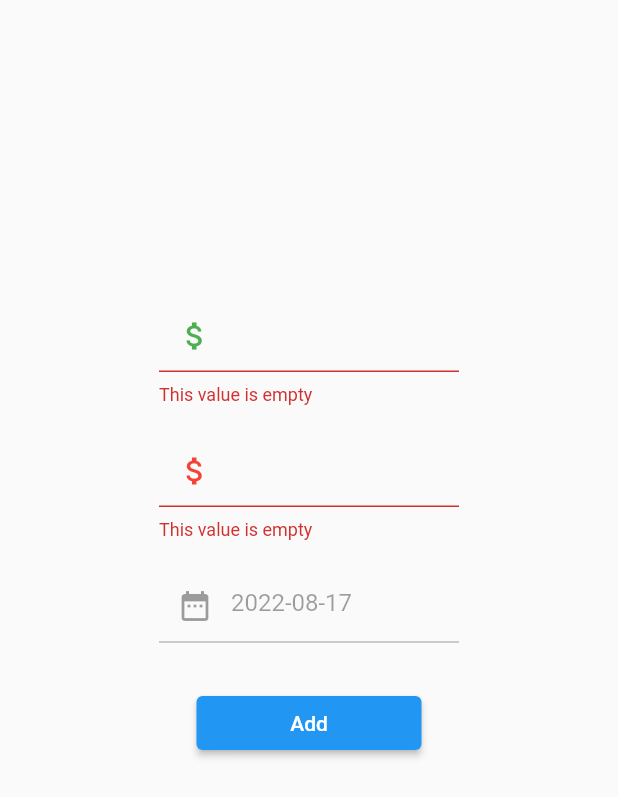
After one commit to Modather-ali/money_manager, a Flutter app: the AddScreen screen opened directly, after a tap on "Add", on a phone screen of 412 x 824 dp. The commit adds this screen. Shown: the top 797 px of the screen. Run offline on Flutter 3.47's test engine with Material 2 defaults, Android fonts, the phone set to English and light mode, and no system bars; our stand-ins replace cloud_firestore, firebase_auth, firebase_core, fl_chart, get, google_sign_in; accounts and stored records are empty.

Commit message:
new update

```diff
--- /dev/null
+++ b/lib/screens/add_screen.dart
@@ -0,0 +1,153 @@
+import 'package:flutter/material.dart';
+import 'package:get/get.dart';
+import 'package:money_counter/screens/chart_screen.dart';
+
+import '../service/cloud_firestore.dart';
+
+class AddScreen extends StatefulWidget {
+  const AddScreen({super.key});
+
+  @override
+  State<AddScreen> createState() => _AddScreenState();
+}
+
+class _AddScreenState extends State<AddScreen> {
+  final TextEditingController _income = TextEditingController();
+  final TextEditingController _outcome = TextEditingController();
+  final TextEditingController _date = TextEditingController();
+
+  final GlobalKey<FormState> _formKey = GlobalKey<FormState>();
+
+  @override
+  void initState() {
+    _date.text = DateTime.now().toString().split(" ")[0];
+    super.initState();
+  }
+
+  @override
+  Widget build(BuildContext context) {
+    return Scaffold(
+      body: SingleChildScrollView(
+        child: Form(
+          key: _formKey,
+          child: Column(
+            crossAxisAlignment: CrossAxisAlignment.center,
+            children: [
+              const SizedBox(
+                height: 200,
+                width: double.infinity,
+              ),
+              _moneyTextFormField(
+                color: Colors.green,
+                controller: _income,
+              ),
+              const SizedBox(
+                height: 20,
+              ),
+              _moneyTextFormField(
+                controller: _outcome,
+                color: Colors.red,
+              ),
+              const SizedBox(
+                height: 20,
+              ),
+              InkWell(
+                onTap: () {
+                  showDatePicker(
+                    context: context,
+                    firstDate: DateTime(2000),
+                    lastDate: DateTime(2999),
+                    initialDate: DateTime.now(),
+                    selectableDayPredicate: (day) {
+                      print(day);
+                      return true;
+                    },
+                  ).then((date) {
+                    if (date != null) {
+                      _date.text = date.toString().split(" ")[0];
+                    }
+                    setState(() {});
+                  });
+                },
+                child: SizedBox(
+                  width: 200,
+                  child: TextField(
+                    controller: _date,
+                    decoration: const InputDecoration(
+                      focusedBorder: OutlineInputBorder(),
+                      prefixIcon: Icon(Icons.date_range),
+                    ),
+                    keyboardType: TextInputType.datetime,
+                    enabled: false,
+                  ),
+                ),
+              ),
+              const SizedBox(
+                height: 30,
+              ),
+              SizedBox(
+                width: 150,
+                child: ElevatedButton(
+                  onPressed: () async {
+                    bool result;
+                    if (_formKey.currentState!.validate()) {
+                      result = await CloudFirestore().addStatisticsData(
+                        date: _date.text,
+                        income: num.parse(_income.text),
+                        outcome: num.parse(_outcome.text),
+                      );
+                      if (result) {
+                        Get.offAll(() => const ChartScreen());
+                      } else {
+                        // Get.showSnackbar(
+                        //   const GetSnackBar(
+                        //     title: "Error",
+                        //     message: "",
+                        //     backgroundColor: Colors.red,
+                        //   ),
+                        // );
+                      }
+                    }
+                  },
+                  child: const Text("Add"),
+                ),
+              )
+            ],
+          ),
+        ),
+      ),
+    );
+  }
+
+  Widget _moneyTextFormField({
+    TextEditingController? controller,
+    Color? color,
+  }) {
+    return SizedBox(
+      width: 200,
+      child: TextFormField(
+        controller: controller,
+        decoration: InputDecoration(
+          focusedBorder: const OutlineInputBorder(),
+          prefixIcon: Icon(
+            Icons.attach_money,
+            color: color,
+          ),
+        ),
+        // inputFormatters: const <TextInputFormatter>[
+        // FilteringTextInputFormatter.digitsOnly
+        // ],
+        validator: (text) {
+          final isNumber = num.tryParse(text!);
+          if (text.isEmpty) {
+            return "This value is empty";
+          } else if (isNumber == null) {
+            return '"$text" is not a valid number';
+          }
+          return null;
+        },
+        keyboardType: TextInputType.number,
+      ),
+    );
+  }
+}
--- a/lib/service/authentication.dart
+++ b/lib/service/authentication.dart
@@ -4,9 +4,8 @@ import 'package:google_sign_in/google_sign_in.dart';
 
 import 'cloud_firestore.dart';
 
-
 class Authentication {
-  CloudFirestore _cloudFirestore = CloudFirestore();
+  final CloudFirestore _cloudFirestore = CloudFirestore();
 
   Future<bool> signInWithGoogle() async {
     GoogleSignIn googleSignIn = GoogleSignIn();
--- a/pubspec.yaml
+++ b/pubspec.yaml
@@ -41,6 +41,7 @@ dependencies:
   cloud_firestore: ^3.1.6
   google_sign_in: ^5.2.3
   firebase_auth: ^3.3.5
+  get:
 
 dev_dependencies:
   flutter_test:
```
Also changed, not shown: lib/main.dart (+3 -139 lines), lib/screens/chart_screen.dart (+51 -1 lines), lib/screens/registration.dart (deleted, +0 -45 lines), lib/service/cloud_firestore.dart (+46 -4 lines), pubspec.lock.
